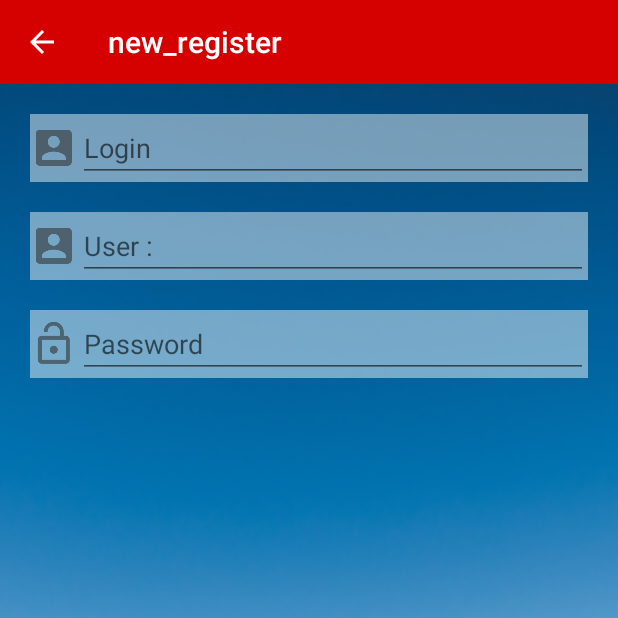
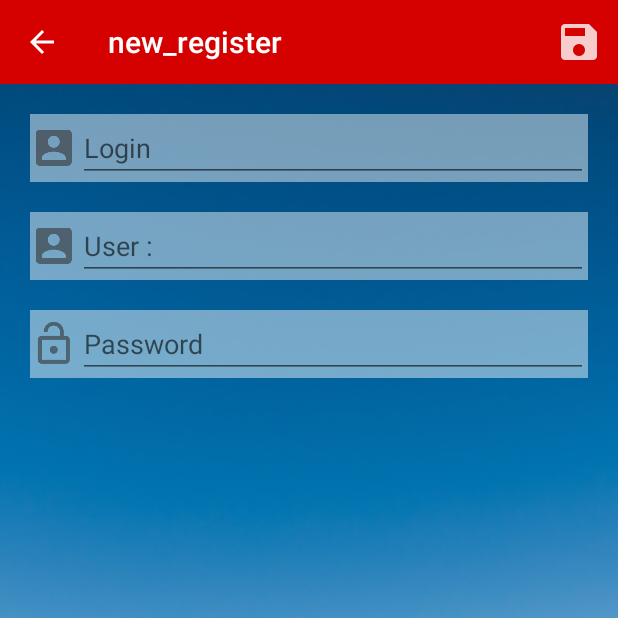
Before and after one commit to rtidz/ObService, an Android app: the screen it shows after launch (MainActivity), after a tap on "new_register", on a phone screen of 412 x 824 dp, the top half of it. Run offline under Robolectric (Android 15) with nearby library versions, the phone set to English and light mode, and no system bars.

Commit message:
design UI Register Sucess

```diff
--- a/app/src/main/res/layout/fragment_new_register.xml
+++ b/app/src/main/res/layout/fragment_new_register.xml
@@ -14,6 +14,15 @@
         android:background="@color/colorPrimary"
         android:theme="@style/ThemeOverlay.AppCompat.Dark.ActionBar">
 
+
+        <!--Save Button-->
+        <ImageView
+            android:id="@+id/imvsave"
+            android:layout_gravity="right"
+            android:layout_marginRight="10dp"
+            android:src="@drawable/ic_action_save"
+            android:layout_width="wrap_content"
+            android:layout_height="wrap_content" />
 
 
     </android.support.v7.widget.Toolbar>
@@ -44,6 +53,7 @@
 
         <!--Textview-->
         <EditText
+            android:id="@+id/edtname"
             android:inputType="text"
             android:hint="@string/login"
             android:layout_width="match_parent"
@@ -55,7 +65,6 @@
 
 
     <!--user-->
-
     <LinearLayout
         android:background="#75ffffff"
         android:layout_marginLeft="20dp"
@@ -75,6 +84,7 @@
 
         <!--Textview-->
         <EditText
+            android:id="@+id/edtuser"
             android:inputType="text"
             android:hint="@string/user"
             android:layout_width="match_parent"
@@ -86,7 +96,6 @@
 
 
     <!--password-->
-
     <LinearLayout
         android:background="#75ffffff"
         android:layout_marginLeft="20dp"
@@ -106,6 +115,7 @@
 
         <!--Textview-->
         <EditText
+            android:id="@+id/edtpassword"
             android:inputType="text"
             android:hint="@string/password"
             android:layout_width="match_parent"
```
Also changed, not shown: app/src/main/res/drawable-hdpi/ic_action_save.png (added), app/src/main/res/drawable-mdpi/ic_action_save.png (added), app/src/main/res/drawable-xhdpi/ic_action_save.png (added), app/src/main/res/drawable-xxhdpi/ic_action_save.png (added).
